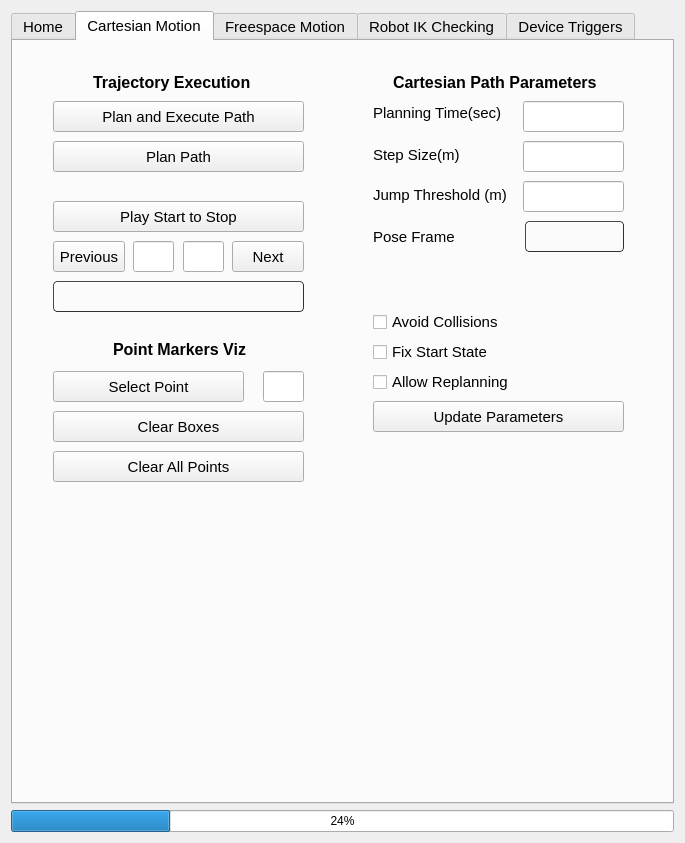
First picture: the form in moveit_cartesian_plan_plugin/src/widgets/path_planning_widget.ui, repository peanut-robotics/fermi, before the edit.
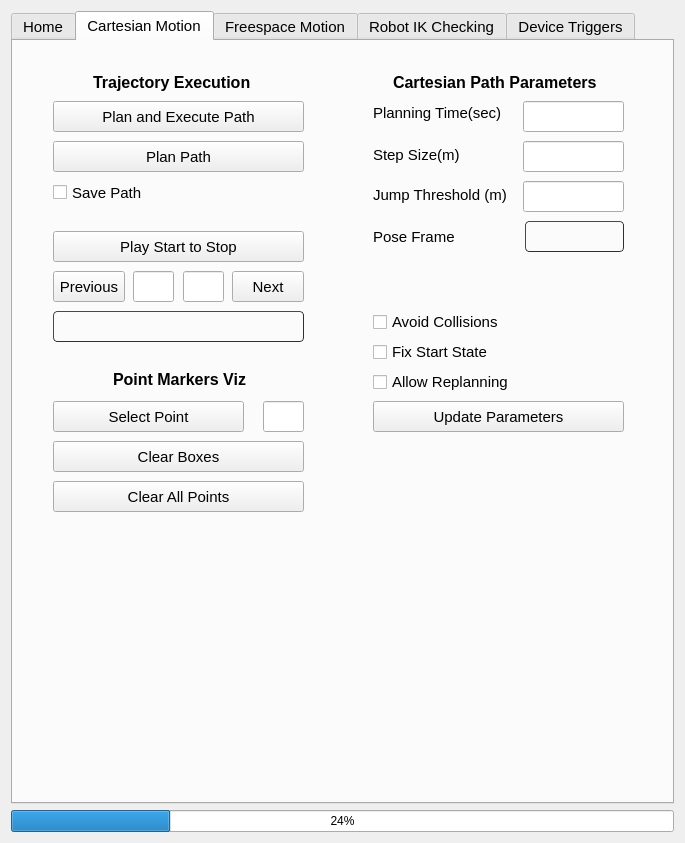
Second picture: the form after the edit.

Commit message: Add save cache path base function and ui button

Patch:
```diff
--- a/moveit_cartesian_plan_plugin/src/widgets/path_planning_widget.ui
+++ b/moveit_cartesian_plan_plugin/src/widgets/path_planning_widget.ui
@@ -577,7 +577,7 @@
        <property name="geometry">
         <rect>
          <x>40</x>
-         <y>240</y>
+         <y>270</y>
          <width>251</width>
          <height>31</height>
         </rect>
@@ -604,7 +604,7 @@
        <property name="geometry">
         <rect>
          <x>40</x>
-         <y>370</y>
+         <y>400</y>
          <width>251</width>
          <height>31</height>
         </rect>
@@ -617,7 +617,7 @@
        <property name="geometry">
         <rect>
          <x>40</x>
-         <y>160</y>
+         <y>190</y>
          <width>251</width>
          <height>31</height>
         </rect>
@@ -630,7 +630,7 @@
        <property name="geometry">
         <rect>
          <x>40</x>
-         <y>200</y>
+         <y>230</y>
          <width>72</width>
          <height>31</height>
         </rect>
@@ -643,7 +643,7 @@
        <property name="geometry">
         <rect>
          <x>219</x>
-         <y>200</y>
+         <y>230</y>
          <width>72</width>
          <height>31</height>
         </rect>
@@ -656,7 +656,7 @@
        <property name="geometry">
         <rect>
          <x>120</x>
-         <y>200</y>
+         <y>230</y>
          <width>41</width>
          <height>31</height>
         </rect>
@@ -669,7 +669,7 @@
        <property name="geometry">
         <rect>
          <x>170</x>
-         <y>200</y>
+         <y>230</y>
          <width>41</width>
          <height>31</height>
         </rect>
@@ -702,7 +702,7 @@
        <property name="geometry">
         <rect>
          <x>40</x>
-         <y>410</y>
+         <y>440</y>
          <width>251</width>
          <height>31</height>
         </rect>
@@ -883,7 +883,7 @@
        <property name="geometry">
         <rect>
          <x>100</x>
-         <y>300</y>
+         <y>330</y>
          <width>151</width>
          <height>17</height>
         </rect>
@@ -916,7 +916,7 @@
        <property name="geometry">
         <rect>
          <x>40</x>
-         <y>330</y>
+         <y>360</y>
          <width>191</width>
          <height>31</height>
         </rect>
@@ -929,7 +929,7 @@
        <property name="geometry">
         <rect>
          <x>250</x>
-         <y>330</y>
+         <y>360</y>
          <width>41</width>
          <height>31</height>
         </rect>
@@ -938,6 +938,19 @@
         <string notr="true"/>
        </property>
       </widget>
+      <widget class="QCheckBox" name="save_path_checkbox">
+       <property name="geometry">
+        <rect>
+         <x>40</x>
+         <y>140</y>
+         <width>92</width>
+         <height>23</height>
+        </rect>
+       </property>
+       <property name="text">
+        <string>Save Path</string>
+       </property>
+      </widget>
      </widget>
      <widget class="QWidget" name="tab">
       <attribute name="title">
```
The commit also changes 5 other files.
